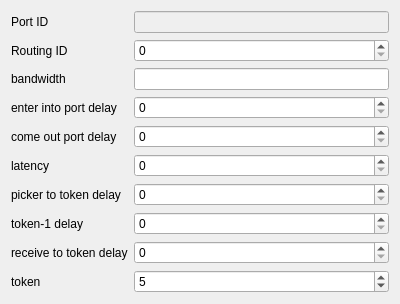
First picture: the form in dialogs/portdatadialog.ui, repository SammyEnigma/Soc-Performance-Evaluation, before the edit.
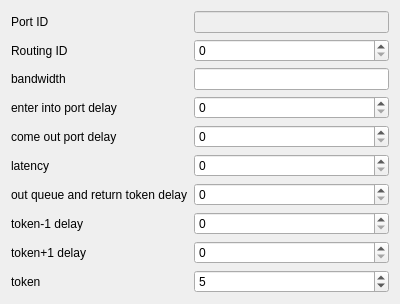
Second picture: the form after the edit.

Commit message: 更新一些输出

```diff
--- a/dialogs/portdatadialog.ui
+++ b/dialogs/portdatadialog.ui
@@ -79,7 +79,7 @@
      <item row="6" column="0">
       <widget class="QLabel" name="label_4">
        <property name="text">
-        <string>picker to token delay</string>
+        <string>out queue and return token delay</string>
        </property>
       </widget>
      </item>
@@ -99,7 +99,7 @@
      <item row="8" column="0">
       <widget class="QLabel" name="label_6">
        <property name="text">
-        <string>receive to token delay</string>
+        <string>token+1 delay</string>
        </property>
       </widget>
      </item>
```
The commit also changes 2 other files.
